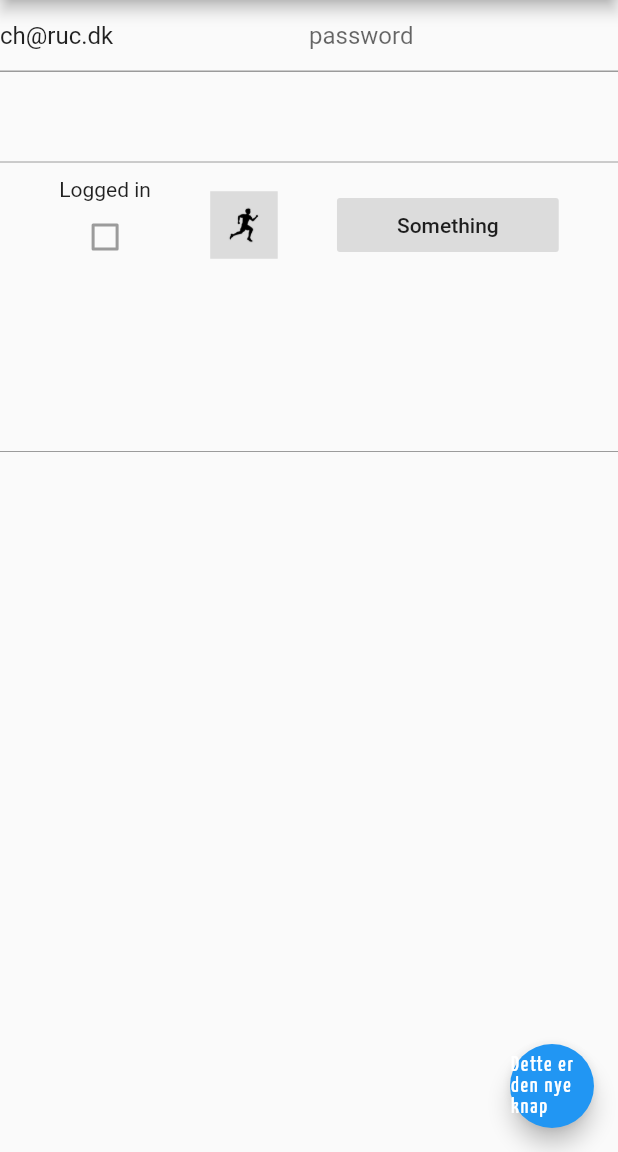
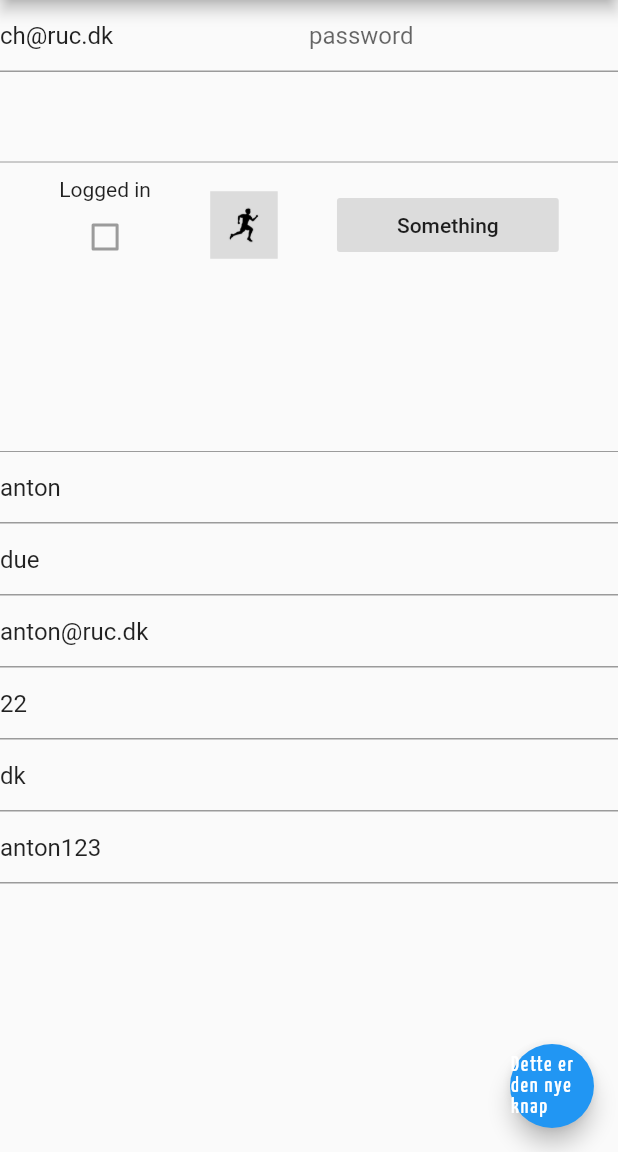
Before and after one commit to Havnevej/fitness_app, a Flutter app: the screen it shows after launch, after a tap on "Dette er den nye knap", on a phone screen of 412 x 824 dp, the part 84-1236 px from its top. Run offline on Flutter 3.47's test engine with Material 2 defaults, Android fonts, the phone set to English and light mode, and no system bars; our stand-ins replace sprintf; statements that could not run were skipped.

```diff
--- a/lib/connection_handler.dart
+++ b/lib/connection_handler.dart
@@ -1,3 +1,4 @@
+import 'dart:convert' show utf8;
 import 'dart:convert';
 import 'dart:io';
 import 'dart:typed_data';
@@ -31,12 +32,15 @@ class Connection {
   Future<void> getMyUserData () async{
     socket = await SecureSocket.connect(_address, _port, context: context);
     socketWriteLine("get_person");
-    socketWriteLine("as@ruc.dk");
+    socketWriteLine(_username);
+    socket.encoding = utf8;
     await for(var data in socket) {
-      String jsonString = new String.fromCharCodes(data).trim();
-      if(jsonString == "0"){print("server returns NO");return;}
-      Map userMap = jsonDecode(jsonString);
+      String dataRaw = utf8.decode(data);
+      if(dataRaw == "0"){print("server returns NO");return;}
+      Map userMap = jsonDecode(dataRaw);
+      print(dataRaw);
       loggedInPerson = Person.fromJson(userMap);
+      loggedIn = true;
       print("got user data");
       return;
     }
@@ -79,7 +83,6 @@ class Connection {
       } else if (dataFromSocket.contains("UID:")) { //if this is in the message we have the right credentials
         UID = dataFromSocket.split("UID:")[1];
         _username = user;
-        loggedIn = true;
         print("Logged in, i have uid: " + UID);
         await getMyUserData();
         socket.destroy();
@@ -127,4 +130,17 @@ class Connection {
     socket.destroy();
     server_online = false;
   }
+
+  Future<bool> register(Person user) async {
+    socket = await SecureSocket.connect(_address, _port, context: context);
+    socketWriteLine("register_user");
+    socketWriteLine(json.encode(user.toJson()));
+    await for(var response in socket){
+      String dataFromSocket = new String.fromCharCodes(response).trim();
+      if(dataFromSocket == "1"){
+        print("register successfull");
+      }
+    }
+    return true;
+  }
 }
--- a/lib/main.dart
+++ b/lib/main.dart
@@ -1,5 +1,6 @@
 import 'package:flutter/cupertino.dart';
 import 'package:flutter/material.dart';
+import 'package:flutter_fitness_app/person.dart';
 import 'dart:io';
 import 'connection_handler.dart';
 import 'my_profile.dart';
@@ -49,12 +50,23 @@ class HomeState extends State<Home> {
   var txtUsername = TextEditingController();
   var txtPassword = TextEditingController();
   var _bigBoxController = TextEditingController();
+  var _firstname = TextEditingController();
+  var _lastname = TextEditingController();
+  var _country = TextEditingController();
+  var _email = TextEditingController();
+  var _password = TextEditingController();
+  var _age = TextEditingController();
 
   String name;
   @override
   Widget build(BuildContext context) {
     txtUsername.text = "ch@ruc.dk";
-    setupServerConnect();
+    _firstname.text = "anton";
+    _lastname.text = "due";
+    _country.text = "dk";
+    _email.text = "anton@ruc.dk";
+    _password.text = "anton123";
+    _age.text = "22";
     print(_server_connection.loggedIn);
     return Scaffold(
       appBar: new HeaderWidget(
@@ -148,14 +160,57 @@ class HomeState extends State<Home> {
               )
             ],
           ),
+          TextFormField(
+            decoration: InputDecoration(
+              hintText: "Firstname",
+            ),
+            cursorColor: Colors.green,
+            controller: _firstname,
+          ),
+          TextFormField(
+            decoration: InputDecoration(
+              hintText: "Lastname",
+            ),
+            cursorColor: Colors.green,
+            controller: _lastname,
+          ),
+          TextFormField(
+            decoration: InputDecoration(
+              hintText: "email",
+            ),
+            cursorColor: Colors.green,
+            controller: _email,
+          ),
+          TextFormField(
+            decoration: InputDecoration(
+              hintText: "age",
+            ),
+            cursorColor: Colors.green,
+            controller: _age,
+          ),
+          TextFormField(
+            decoration: InputDecoration(
+              hintText: "countrycode",
+            ),
+            cursorColor: Colors.green,
+            controller: _country,
+          ),
+          TextFormField(
+            decoration: InputDecoration(
+              hintText: "password",
+            ),
+            cursorColor: Colors.green,
+            controller: _password,
+          ),
         ],
       ),
 
         floatingActionButton: FloatingActionButton(
         onPressed: () async {
-          await _server_connection.logout();
           print("New actionbutton clicked");
-          setState(() {
+          setState(() async {
+            Person p = new Person(_firstname.text, _lastname.text, _password.text, _email.text, int.parse(_age.text), _country.text);
+            await _server_connection.register(p);
             txt.text = "not hello";
           });
         } ,
@@ -168,12 +223,4 @@ class HomeState extends State<Home> {
       ),
       );
   }
-
-  void setupServerConnect() async{
-
-  }
-  void update_state(bool b){
-      login = b;
-      print(login);
-  }
 }
--- a/lib/my_profile.dart
+++ b/lib/my_profile.dart
@@ -1,3 +1,5 @@
+import 'dart:convert';
+
 import 'package:flutter/cupertino.dart';
 import 'package:flutter/material.dart';
 import 'package:flutter_fitness_app/person.dart';
@@ -26,10 +28,10 @@ class FitnessDefaultStyle {
 
 class MyProfileState extends State<MyProfile>{
   Person user;
-
   @override
   void initState() {
     user = widget.user;
+    var json = jsonEncode(user.toJson());
     super.initState();
   }
   @override
--- a/lib/person.dart
+++ b/lib/person.dart
@@ -18,12 +18,14 @@ class Person {
   bool me = false;
 
   //dart magi den sætter variablerne bare ved at gøre det her
-  Person(this.firstName,this.lastName,this.password,this.email,this.address,this.age,this.city,this.country,this.gender,this.height,this.id,this.region,this.username,this.weight);
+  Person(this.firstName,this.lastName,this.password,this.email,this.age,this.country,
+      [this.address = "",this.region = "",this.weight = -1, this.height = -1,this.gender = "", this.username = "", this.id = 0,this.city = ""]);
 
   Person.fromJson(Map<String, dynamic> json)
       : firstName = json['firstName'],
         email = json['email'],
         password = json['password'],
+        username = json['username'],
         lastName = json['lastName'],
         weight = json['weight'],
         height = json['height'],
@@ -33,13 +35,28 @@ class Person {
         country = json['country'],
         region = json['region'],
         city = json['city'],
-        address = json['address'],
-        username = json['username'];
+        address = json['address'];
 
+  Map<String, dynamic> toJson() =>
+      {
+        'firstName': firstName,
+        'email': email,
+        'password': password,
+        'username': username,
+        'lastName': lastName,
+        'weight': weight,
+        'height': height,
+        'age': age,
+        'id': 0,
+        'gender': gender,
+        'country': country,
+        'region': region,
+        'city': city,
+        'address': address,
+      };
   @override
   String toString() {
     String d = sprintf("Person: [%s %s] from: %s %s is %s years old",[firstName, lastName, city, country, age, ]);
     return d;
   }
-
 }
```
